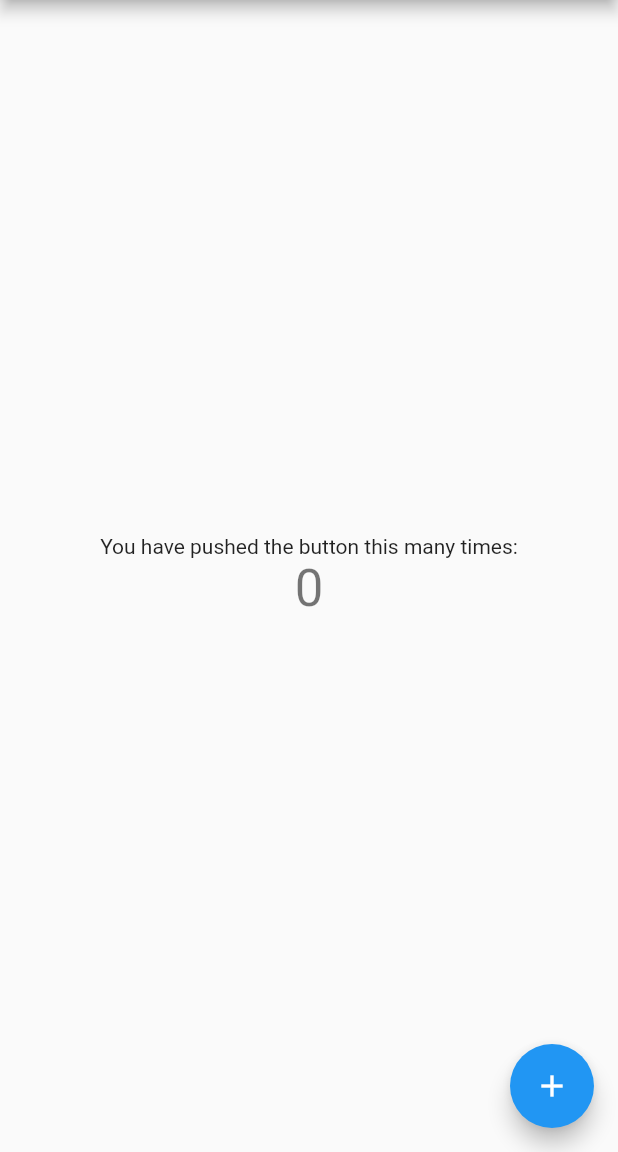
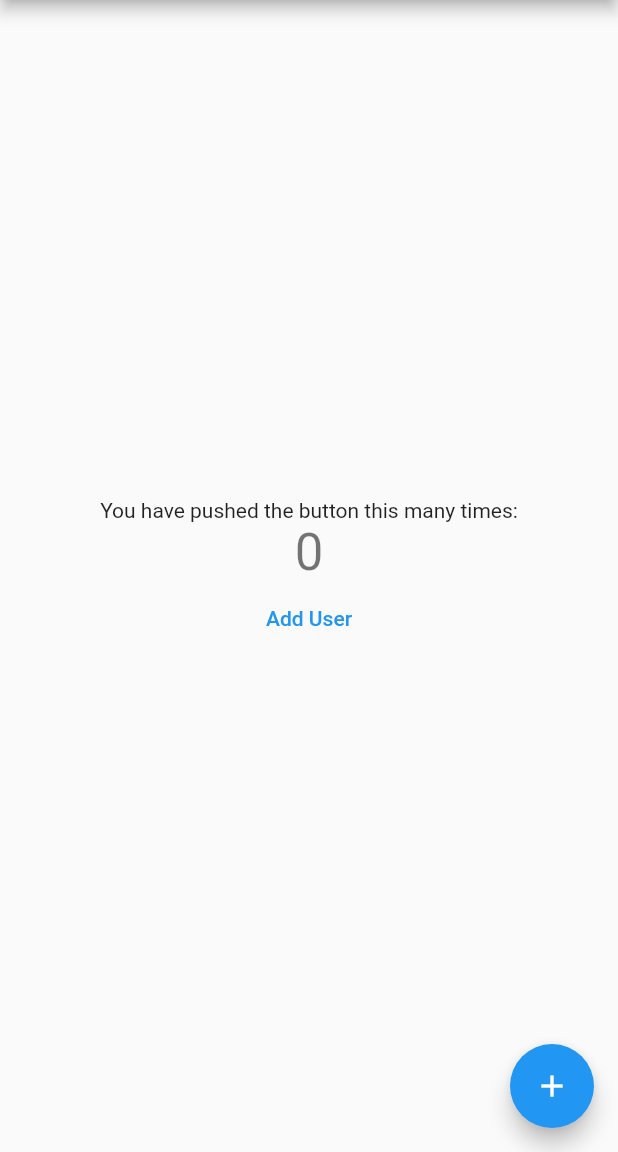
Before and after one commit to rinonkia/flutter-firebase-todo, a Flutter app: the screen it shows after launch, on a phone screen of 412 x 824 dp, the part 84-1236 px from its top. Run offline on Flutter 3.47's test engine with Material 2 defaults, Android fonts, the phone set to English and light mode, and no system bars; our stand-ins replace cloud_firestore, firebase_core; accounts and stored records are empty.

Commit message:
create addUser Button

```diff
--- /dev/null
+++ b/lib/add_user.dart
@@ -0,0 +1,31 @@
+import 'package:flutter/material.dart';
+import 'package:cloud_firestore/cloud_firestore.dart';
+
+class AddUser extends StatelessWidget {
+  final String fullName;
+  final String company;
+  final int age;
+
+  AddUser(this.fullName, this.company, this.age);
+
+  @override
+  Widget build(BuildContext context) {
+    CollectionReference users = FirebaseFirestore.instance.collection('users');
+
+    Future<void> addUser() {
+      return users
+          .add({
+            'full_name': fullName,
+            'company': company,
+            'age': age,
+          })
+          .then((cvale) => print("User Added"))
+          .catchError((error) => print("Failded to add user: $error"));
+    }
+
+    return TextButton(
+      onPressed: addUser,
+      child: Text("Add User"),
+    );
+  }
+}
--- a/lib/main.dart
+++ b/lib/main.dart
@@ -2,6 +2,7 @@ import 'package:flutter/material.dart';
 
 // Import the firebase_core plugin
 import 'package:firebase_core/firebase_core.dart';
+import 'package:learn_ddd/add_user.dart';
 
 void main() {
   // https://stackoverflow.com/questions/57689492/flutter-unhandled-exception-servicesbinding-defaultbinarymessenger-was-accesse
@@ -138,6 +139,7 @@ class _MyHomePageState extends State<MyHomePage> {
               '$_counter',
               style: Theme.of(context).textTheme.headline4,
             ),
+            AddUser('Akinori', 'Diverse', 32),
           ],
         ),
       ),
```
Also changed, not shown: 1 other file.
